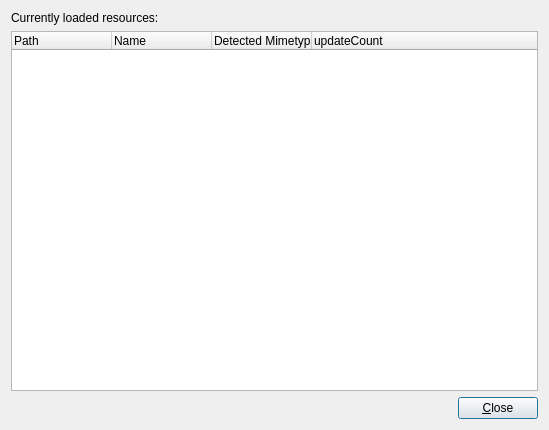
Before: the Qt Designer form bin/resourcesviewdialog.ui in dyle/rpgmapper, drawn with Qt 5.
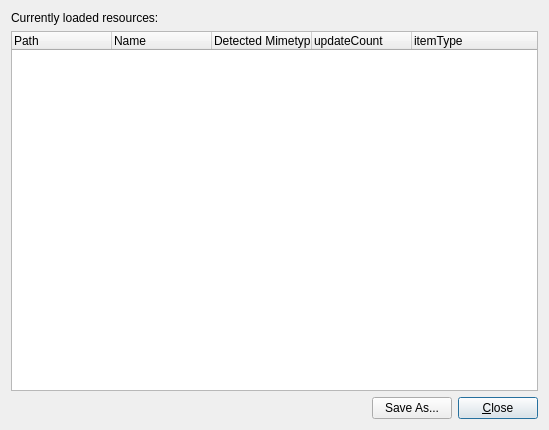
After: the same form once the commit is applied.

Patch:
```diff
--- a/bin/resourcesviewdialog.ui
+++ b/bin/resourcesviewdialog.ui
@@ -39,7 +39,7 @@
       <bool>true</bool>
      </property>
      <property name="columnCount">
-      <number>4</number>
+      <number>5</number>
      </property>
      <attribute name="headerVisible">
       <bool>true</bool>
@@ -64,6 +64,11 @@
        <string>updateCount</string>
       </property>
      </column>
+     <column>
+      <property name="text">
+       <string>itemType</string>
+      </property>
+     </column>
     </widget>
    </item>
    <item>
@@ -94,6 +99,13 @@
         </property>
        </spacer>
       </item>
+      <item>
+       <widget class="QPushButton" name="saveButton">
+        <property name="text">
+         <string>Save As...</string>
+        </property>
+       </widget>
+      </item>
       <item>
        <widget class="QPushButton" name="closeButton">
         <property name="text">
```
Left out of the diff: 5 changed lines with no effect on the pictures.
